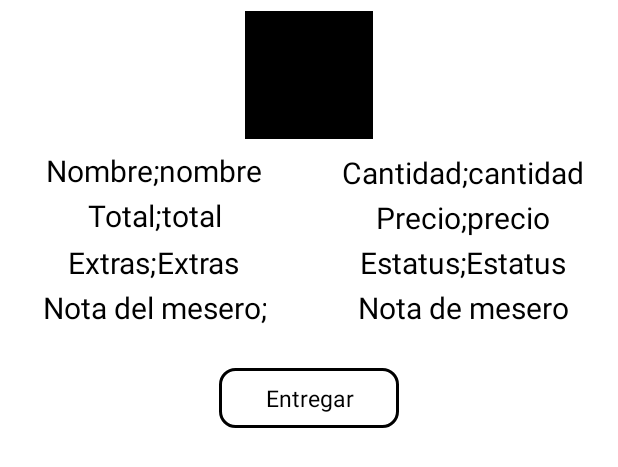
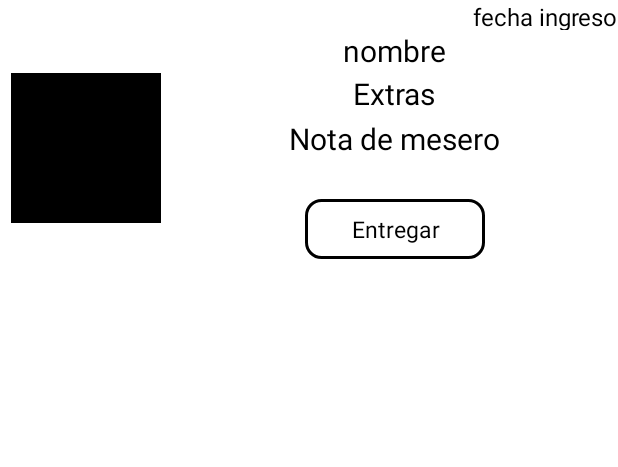
Before and after one commit to carlosVicencio87/cocineros, an Android app: the layout item3.xml on its own in the app's theme, with its tools: preview values and no code run, on a phone screen of 412 x 824 dp. Shown: the top 467 px of the screen. Run offline under Robolectric (Android 15) with nearby library versions, the phone set to English and light mode, and no system bars; network calls fail.

```diff
--- a/app/src/main/res/layout/item3.xml
+++ b/app/src/main/res/layout/item3.xml
@@ -16,7 +16,8 @@
         android:layout_height="wrap_content"
         android:background="@color/white"
         android:layout_weight="2"
-        android:orientation="vertical"
+        android:orientation="horizontal"
+        android:gravity="center"
         >
         <LinearLayout
             android:layout_width="match_parent"
@@ -54,23 +55,42 @@
             </LinearLayout>
         </LinearLayout>
         <LinearLayout
-            android:layout_width="match_parent"
+            android:layout_width="100dp"
             android:layout_height="wrap_content"
             android:orientation="horizontal"
-            android:layout_weight="1">
+            android:layout_margin="7dp"
+            android:gravity="center">
 
             <LinearLayout
-                android:layout_width="0dp"
+                android:layout_width="100dp"
                 android:layout_height="100dp"
-                android:gravity="center"
-                android:layout_weight="1">
+                android:gravity="center">
                 <TextView
                     android:id="@+id/imagen"
-                    android:layout_width="85dp"
-                    android:layout_height="85dp"
+                    android:layout_width="100dp"
+                    android:layout_height="100dp"
                     android:gravity="center"
                     android:background="@color/black"/>
             </LinearLayout>
+        </LinearLayout>
+        <LinearLayout
+            android:layout_width="match_parent"
+            android:layout_height="wrap_content"
+            android:orientation="vertical">
+            <LinearLayout
+                android:layout_width="match_parent"
+                android:layout_height="20dp"
+                android:gravity="right"
+                android:layout_gravity="right">
+
+                <TextView
+                    android:id="@+id/fecha_ingreso"
+                    android:layout_width="wrap_content"
+                    android:layout_height="wrap_content"
+                    android:gravity="center"
+                    android:text="fecha ingreso"
+                    android:textColor="@color/black"
+                    android:textSize="16dp" />
             </LinearLayout>
             <LinearLayout
                 android:layout_width="match_parent"
@@ -83,13 +103,7 @@
                     android:gravity="center"
                     android:layout_weight="1">
 
-                <TextView
-                    android:layout_width="wrap_content"
-                    android:layout_height="wrap_content"
-                    android:gravity="center"
-                    android:text="Nombre;"
-                    android:textColor="@color/black"
-                    android:textSize="20dp" />
+
                     <TextView
                         android:id="@+id/nombre"
                         android:textColor="@color/black"
@@ -103,7 +117,8 @@
                     android:layout_width="0dp"
                     android:layout_height="30dp"
                     android:gravity="center"
-                android:layout_weight="1">
+                    android:layout_weight="1"
+                    android:visibility="gone">
                     <TextView
                         android:textColor="@color/black"
                         android:layout_width="wrap_content"
@@ -127,7 +142,8 @@
                 android:layout_width="match_parent"
                 android:layout_height="wrap_content"
                 android:orientation="horizontal"
-            android:layout_weight="1">
+                android:layout_weight="1"
+                android:visibility="gone">
                 <LinearLayout
                     android:layout_width="0dp"
                     android:layout_height="wrap_content"
@@ -186,13 +202,7 @@
                     android:layout_height="30dp"
                     android:gravity="center"
                     android:layout_weight="1">
-                <TextView
-                    android:layout_width="wrap_content"
-                    android:layout_height="30dp"
-                    android:gravity="center"
-                    android:text="Extras;"
-                    android:textColor="@color/black"
-                    android:textSize="20dp" />
+
                     <TextView
                         android:textColor="@color/black"
                         android:id="@+id/extras"
@@ -206,7 +216,8 @@
                     android:layout_width="0dp"
                     android:layout_height="30dp"
                     android:gravity="center"
-                android:layout_weight="1">
+                    android:layout_weight="1"
+                    android:visibility="gone">
                     <TextView
                         android:layout_width="wrap_content"
                         android:layout_height="30dp"
@@ -229,19 +240,7 @@
                 android:layout_height="30dp"
                 android:orientation="horizontal"
                 android:layout_weight="1">
-            <LinearLayout
-                android:layout_width="0dp"
-                android:layout_height="30dp"
-                android:gravity="center"
-                android:layout_weight="1">
-                <TextView
-                    android:textColor="@color/black"
-                    android:layout_width="wrap_content"
-                    android:layout_height="wrap_content"
-                    android:text="Nota del mesero;"
-                    android:gravity="center"
-                    android:textSize="20dp"/>
-            </LinearLayout>
+
                 <LinearLayout
                     android:layout_width="0dp"
                     android:layout_height="match_parent"
@@ -345,6 +344,8 @@
 
             </LinearLayout>
 
+        </LinearLayout>
+
 
 
     </LinearLayout>
```
Also changed, not shown: app/src/main/java/com/creathor/cocineros/AdapterContenidoFinalizado.java (+8 -6 lines), app/src/main/java/com/creathor/cocineros/AdapterContenidoPedido.java (+5 -3 lines), app/src/main/java/com/creathor/cocineros/AdapterContenidoPedidoPreparado.java (+5 -3 lines), app/src/main/java/com/creathor/cocineros/Estacion.java (+5 -3 lines), app/src/main/java/com/creathor/cocineros/ListaContenidoPedidos.java (+6 -2 lines), app/src/main/res/layout/activity_estacion.xml (+0 -15 lines), app/src/main/res/layout/item2.xml (+57 -45 lines), app/src/main/res/layout/item4.xml (+40 -33 lines). Lines whose indentation alone changed are shown as unchanged.
